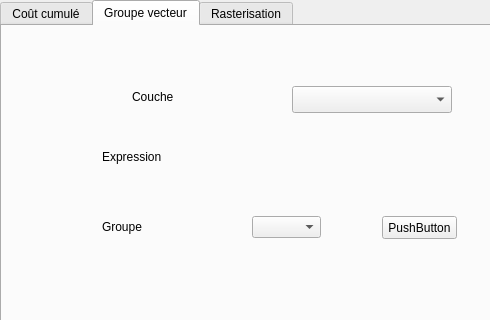
Old version of the form eco_cont_dialog_base.ui in the repository MathieuChailloux/BioDispersal; both pictures show x 0 to 490 and y 0 to 320 of the 685 by 468 pixel window.
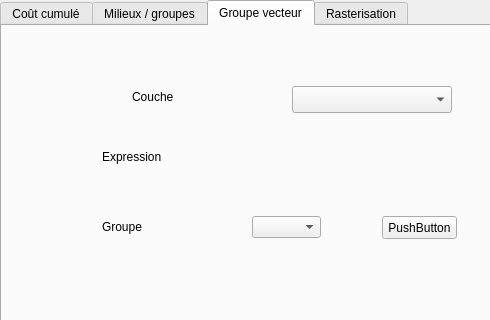
New version of the form. Custom widgets are drawn as their Qt base class.

```diff
--- a/eco_cont_dialog_base.ui
+++ b/eco_cont_dialog_base.ui
@@ -154,6 +154,11 @@
      </property>
     </widget>
    </widget>
+   <widget class="QWidget" name="tab_4">
+    <attribute name="title">
+     <string>Milieux / groupes</string>
+    </attribute>
+   </widget>
    <widget class="QWidget" name="tab_3">
     <attribute name="title">
      <string>Groupe vecteur</string>
```
Left out of the diff: 2 changed lines with no effect on the pictures.
